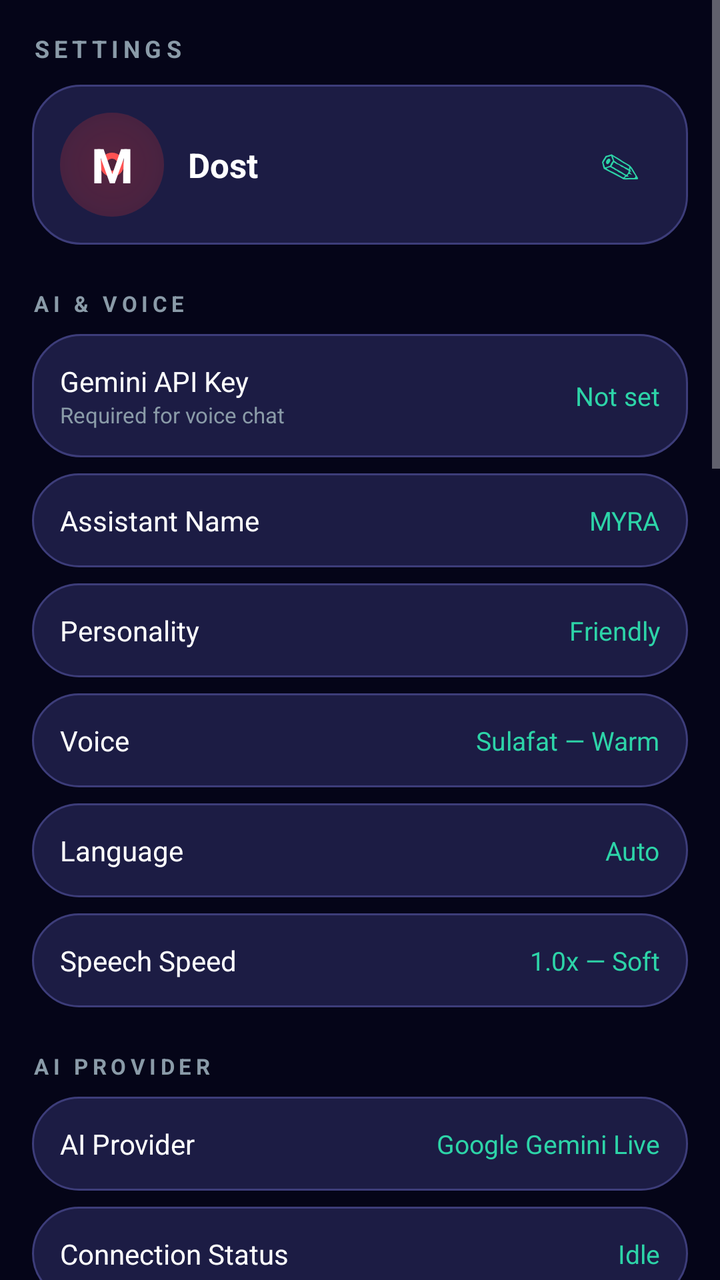
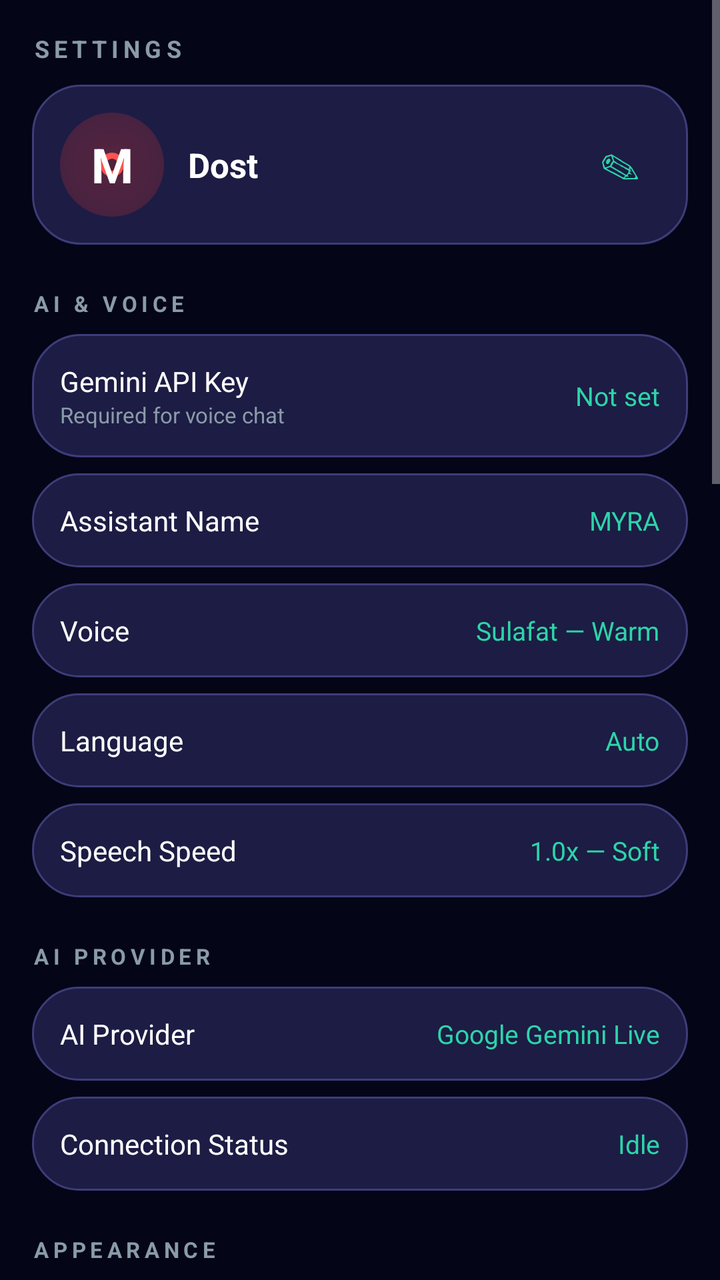

Before-and-after screenshots of an Android layout around one commit, followed by the original layout XML and the change that was made.
<!-- AndroidManifest.xml: application theme Theme.MYRA -->
<!-- res/layout/fragment_settings.xml -->
<?xml version="1.0" encoding="utf-8"?>
<ScrollView xmlns:android="http://schemas.android.com/apk/res/android"
    android:layout_width="match_parent"
    android:layout_height="match_parent">

    <LinearLayout
        android:layout_width="match_parent"
        android:layout_height="wrap_content"
        android:orientation="vertical"
        android:padding="16dp">

        <TextView
            android:layout_width="wrap_content"
            android:layout_height="wrap_content"
            android:letterSpacing="0.2"
            android:text="SETTINGS"
            android:textColor="@color/lia_muted"
            android:textSize="12sp"
            android:textStyle="bold" />

        
        <LinearLayout
            android:layout_width="match_parent"
            android:layout_height="wrap_content"
            android:layout_marginTop="10dp"
            android:background="@drawable/bg_pill"
            android:gravity="center_vertical"
            android:orientation="horizontal"
            android:padding="14dp">

            <TextView
                android:id="@+id/profileAvatar"
                android:layout_width="52dp"
                android:layout_height="52dp"
                android:background="@drawable/bg_power_ring"
                android:gravity="center"
                android:text="M"
                android:textColor="#FFFFFF"
                android:textSize="24sp"
                android:textStyle="bold" />

            <LinearLayout
                android:layout_width="0dp"
                android:layout_height="wrap_content"
                android:layout_marginStart="12dp"
                android:layout_weight="1"
                android:orientation="vertical">

                <TextView
                    android:id="@+id/profileName"
                    android:layout_width="wrap_content"
                    android:layout_height="wrap_content"
                    android:text="Dost"
                    android:textColor="#FFFFFF"
                    android:textSize="17sp"
                    android:textStyle="bold" />
            </LinearLayout>

            <TextView
                android:id="@+id/profileEditBtn"
                android:layout_width="wrap_content"
                android:layout_height="wrap_content"
                android:clickable="true"
                android:focusable="true"
                android:padding="10dp"
                android:text="✎"
                android:textColor="@color/lia_accent"
                android:textSize="20sp" />
        </LinearLayout>

        
        <TextView
            android:layout_width="wrap_content"
            android:layout_height="wrap_content"
            android:layout_marginTop="22dp"
            android:letterSpacing="0.2"
            android:text="AI &amp; VOICE"
            android:textColor="@color/lia_muted"
            android:textSize="11sp"
            android:textStyle="bold" />

        <LinearLayout
            android:id="@+id/rowApiKey"
            android:layout_width="match_parent"
            android:layout_height="wrap_content"
            android:layout_marginTop="8dp"
            android:background="@drawable/bg_pill"
            android:clickable="true"
            android:focusable="true"
            android:gravity="center_vertical"
            android:orientation="horizontal"
            android:padding="14dp">

            <LinearLayout
                android:layout_width="0dp"
                android:layout_height="wrap_content"
                android:layout_weight="1"
                android:orientation="vertical">

                <TextView
                    android:layout_width="wrap_content"
                    android:layout_height="wrap_content"
                    android:text="Gemini API Key"
                    android:textColor="#FFFFFF"
                    android:textSize="14sp" />

                <TextView
                    android:layout_width="wrap_content"
                    android:layout_height="wrap_content"
                    android:text="Required for voice chat"
                    android:textColor="@color/lia_muted"
                    android:textSize="11sp" />
            </LinearLayout>

            <TextView
                android:id="@+id/rowApiKeyValue"
                android:layout_width="wrap_content"
                android:layout_height="wrap_content"
                android:text="Not set"
                android:textColor="@color/lia_accent"
                android:textSize="13sp" />
        </LinearLayout>

        <LinearLayout
            android:id="@+id/rowAssistantName"
            android:layout_width="match_parent"
            android:layout_height="wrap_content"
            android:layout_marginTop="8dp"
            android:background="@drawable/bg_pill"
            android:clickable="true"
            android:focusable="true"
            android:gravity="center_vertical"
            android:orientation="horizontal"
            android:padding="14dp">

            <TextView
                android:layout_width="0dp"
                android:layout_height="wrap_content"
                android:layout_weight="1"
                android:text="Assistant Name"
                android:textColor="#FFFFFF"
                android:textSize="14sp" />

            <TextView
                android:id="@+id/rowAssistantNameValue"
                android:layout_width="wrap_content"
                android:layout_height="wrap_content"
                android:text="MYRA"
                android:textColor="@color/lia_accent"
                android:textSize="13sp" />
        </LinearLayout>

        <LinearLayout
            android:id="@+id/rowPersonality"
            android:layout_width="match_parent"
            android:layout_height="wrap_content"
            android:layout_marginTop="8dp"
            android:background="@drawable/bg_pill"
            android:clickable="true"
            android:focusable="true"
            android:gravity="center_vertical"
            android:orientation="horizontal"
            android:padding="14dp">

            <TextView
                android:layout_width="0dp"
                android:layout_height="wrap_content"
                android:layout_weight="1"
                android:text="Personality"
                android:textColor="#FFFFFF"
                android:textSize="14sp" />

            <TextView
                android:id="@+id/rowPersonalityValue"
                android:layout_width="wrap_content"
                android:layout_height="wrap_content"
                android:text="Friendly"
                android:textColor="@color/lia_accent"
                android:textSize="13sp" />
        </LinearLayout>

        <LinearLayout
            android:id="@+id/rowVoice"
            android:layout_width="match_parent"
            android:layout_height="wrap_content"
            android:layout_marginTop="8dp"
            android:background="@drawable/bg_pill"
            android:clickable="true"
            android:focusable="true"
            android:gravity="center_vertical"
            android:orientation="horizontal"
            android:padding="14dp">

            <TextView
                android:layout_width="0dp"
                android:layout_height="wrap_content"
                android:layout_weight="1"
                android:text="Voice"
                android:textColor="#FFFFFF"
                android:textSize="14sp" />

            <TextView
                android:id="@+id/rowVoiceValue"
                android:layout_width="wrap_content"
                android:layout_height="wrap_content"
                android:text="Sulafat — Warm"
                android:textColor="@color/lia_accent"
                android:textSize="13sp" />
        </LinearLayout>

        <LinearLayout
            android:id="@+id/rowLanguage"
            android:layout_width="match_parent"
            android:layout_height="wrap_content"
            android:layout_marginTop="8dp"
            android:background="@drawable/bg_pill"
            android:clickable="true"
            android:focusable="true"
            android:gravity="center_vertical"
            android:orientation="horizontal"
            android:padding="14dp">

            <TextView
                android:layout_width="0dp"
                android:layout_height="wrap_content"
                android:layout_weight="1"
                android:text="Language"
                android:textColor="#FFFFFF"
                android:textSize="14sp" />

            <TextView
                android:id="@+id/rowLanguageValue"
                android:layout_width="wrap_content"
                android:layout_height="wrap_content"
                android:text="Auto"
                android:textColor="@color/lia_accent"
                android:textSize="13sp" />
        </LinearLayout>

        <LinearLayout
            android:id="@+id/rowSpeechSpeed"
            android:layout_width="match_parent"
            android:layout_height="wrap_content"
            android:layout_marginTop="8dp"
            android:background="@drawable/bg_pill"
            android:clickable="true"
            android:focusable="true"
            android:gravity="center_vertical"
            android:orientation="horizontal"
            android:padding="14dp">

            <TextView
                android:layout_width="0dp"
                android:layout_height="wrap_content"
                android:layout_weight="1"
                android:text="Speech Speed"
                android:textColor="#FFFFFF"
                android:textSize="14sp" />

            <TextView
                android:id="@+id/rowSpeechSpeedValue"
                android:layout_width="wrap_content"
                android:layout_height="wrap_content"
                android:text="1.0x — Soft"
                android:textColor="@color/lia_accent"
                android:textSize="13sp" />
        </LinearLayout>

        
        <TextView
            android:layout_width="wrap_content"
            android:layout_height="wrap_content"
            android:layout_marginTop="22dp"
            android:letterSpacing="0.2"
            android:text="AI PROVIDER"
            android:textColor="@color/lia_muted"
            android:textSize="11sp"
            android:textStyle="bold" />

        <LinearLayout
            android:layout_width="match_parent"
            android:layout_height="wrap_content"
            android:layout_marginTop="8dp"
            android:background="@drawable/bg_pill"
            android:gravity="center_vertical"
            android:orientation="horizontal"
            android:padding="14dp">

            <TextView
                android:layout_width="0dp"
                android:layout_height="wrap_content"
                android:layout_weight="1"
                android:text="AI Provider"
                android:textColor="#FFFFFF"
                android:textSize="14sp" />

            <TextView
                android:layout_width="wrap_content"
                android:layout_height="wrap_content"
                android:text="Google Gemini Live"
                android:textColor="@color/lia_accent"
                android:textSize="13sp" />
        </LinearLayout>

        <LinearLayout
            android:layout_width="match_parent"
            android:layout_height="wrap_content"
            android:layout_marginTop="8dp"
            android:background="@drawable/bg_pill"
            android:gravity="center_vertical"
            android:orientation="horizontal"
            android:padding="14dp">

            <TextView
                android:layout_width="0dp"
                android:layout_height="wrap_content"
                android:layout_weight="1"
                android:text="Connection Status"
                android:textColor="#FFFFFF"
                android:textSize="14sp" />

            <TextView
                android:id="@+id/rowConnStatusValue"
                android:layout_width="wrap_content"
                android:layout_height="wrap_content"
                android:text="Idle"
                android:textColor="@color/lia_accent"
                android:textSize="13sp" />
        </LinearLayout>

        
        <TextView
            android:layout_width="wrap_content"
            android:layout_height="wrap_content"
            android:layout_marginTop="22dp"
            android:letterSpacing="0.2"
            android:text="APPEARANCE"
            android:textColor="@color/lia_muted"
            android:textSize="11sp"
            android:textStyle="bold" />

        <LinearLayout
            android:layout_width="match_parent"
            android:layout_height="wrap_content"
            android:layout_marginTop="8dp"
            android:background="@drawable/bg_pill"
            android:gravity="center_vertical"
            android:orientation="horizontal"
            android:padding="14dp">

            <LinearLayout
                android:layout_width="0dp"
                android:layout_height="wrap_content"
                android:layout_weight="1"
                android:orientation="vertical">

                <TextView
                    android:layout_width="wrap_content"
                    android:layout_height="wrap_content"
                    android:text="Reduced Motion"
                    android:textColor="#FFFFFF"
                    android:textSize="14sp" />

                <TextView
                    android:layout_width="wrap_content"
                    android:layout_height="wrap_content"
                    android:text="Minimizes ambient animations"
                    android:textColor="@color/lia_muted"
                    android:textSize="11sp" />
            </LinearLayout>

            <Switch
                android:id="@+id/switchReducedMotion"
                android:layout_width="wrap_content"
                android:layout_height="wrap_content" />
        </LinearLayout>

        
        <TextView
            android:layout_width="wrap_content"
            android:layout_height="wrap_content"
            android:layout_marginTop="22dp"
            android:letterSpacing="0.2"
            android:text="CONVERSATION &amp; MEMORY"
            android:textColor="@color/lia_muted"
            android:textSize="11sp"
            android:textStyle="bold" />

        <LinearLayout
            android:layout_width="match_parent"
            android:layout_height="wrap_content"
            android:layout_marginTop="8dp"
            android:background="@drawable/bg_pill"
            android:gravity="center_vertical"
            android:orientation="horizontal"
            android:padding="14dp">

            <LinearLayout
                android:layout_width="0dp"
                android:layout_height="wrap_content"
                android:layout_weight="1"
                android:orientation="vertical">

                <TextView
                    android:layout_width="wrap_content"
                    android:layout_height="wrap_content"
                    android:text="Memory"
                    android:textColor="#FFFFFF"
                    android:textSize="14sp" />

                <TextView
                    android:layout_width="wrap_content"
                    android:layout_height="wrap_content"
                    android:text="Remembers conversation recap across sessions"
                    android:textColor="@color/lia_muted"
                    android:textSize="11sp" />
            </LinearLayout>

            <Switch
                android:id="@+id/switchMemory"
                android:layout_width="wrap_content"
                android:layout_height="wrap_content" />
        </LinearLayout>

        <LinearLayout
            android:layout_width="match_parent"
            android:layout_height="wrap_content"
            android:layout_marginTop="8dp"
            android:background="@drawable/bg_pill"
            android:gravity="center_vertical"
            android:orientation="horizontal"
            android:padding="14dp">

            <TextView
                android:layout_width="0dp"
                android:layout_height="wrap_content"
                android:layout_weight="1"
                android:text="Conversation History"
                android:textColor="#FFFFFF"
                android:textSize="14sp" />

            <TextView
                android:id="@+id/rowConvHistoryValue"
                android:layout_width="wrap_content"
                android:layout_height="wrap_content"
                android:text="0 messages"
                android:textColor="@color/lia_accent"
                android:textSize="13sp" />
        </LinearLayout>

        <LinearLayout
            android:id="@+id/rowClearHistory"
            android:layout_width="match_parent"
            android:layout_height="wrap_content"
            android:layout_marginTop="8dp"
            android:background="@drawable/bg_pill"
            android:clickable="true"
            android:focusable="true"
            android:gravity="center_vertical"
            android:orientation="horizontal"
            android:padding="14dp">

            <TextView
                android:layout_width="0dp"
                android:layout_height="wrap_content"
                android:layout_weight="1"
                android:text="Clear Conversation History"
                android:textColor="#FF8A80"
                android:textSize="14sp" />
        </LinearLayout>

        
        <TextView
            android:layout_width="wrap_content"
            android:layout_height="wrap_content"
            android:layout_marginTop="22dp"
            android:letterSpacing="0.2"
            android:text="AUTOMATION &amp; PERMISSIONS"
            android:textColor="@color/lia_muted"
            android:textSize="11sp"
            android:textStyle="bold" />

        <LinearLayout
            android:id="@+id/rowQuickActions"
            android:layout_width="match_parent"
            android:layout_height="wrap_content"
            android:layout_marginTop="8dp"
            android:background="@drawable/bg_pill"
            android:clickable="true"
            android:focusable="true"
            android:gravity="center_vertical"
            android:orientation="horizontal"
            android:padding="14dp">

            <LinearLayout
                android:layout_width="0dp"
                android:layout_height="wrap_content"
                android:layout_weight="1"
                android:orientation="vertical">

                <TextView
                    android:layout_width="wrap_content"
                    android:layout_height="wrap_content"
                    android:text="Quick Actions"
                    android:textColor="#FFFFFF"
                    android:textSize="14sp" />

                <TextView
                    android:layout_width="wrap_content"
                    android:layout_height="wrap_content"
                    android:text="Configure automated tools"
                    android:textColor="@color/lia_muted"
                    android:textSize="11sp" />
            </LinearLayout>

            <TextView
                android:layout_width="wrap_content"
                android:layout_height="wrap_content"
                android:text="›"
                android:textColor="@color/lia_muted"
                android:textSize="22sp" />
        </LinearLayout>

        <LinearLayout
            android:layout_width="match_parent"
            android:layout_height="wrap_content"
            android:layout_marginTop="8dp"
            android:background="@drawable/bg_pill"
            android:gravity="center_vertical"
            android:orientation="horizontal"
            android:padding="14dp">

            <TextView
                android:layout_width="0dp"
                android:layout_height="wrap_content"
                android:layout_weight="1"
                android:text="Floating Orb"
                android:textColor="#FFFFFF"
                android:textSize="14sp" />

            <Switch
                android:id="@+id/switchFloatingOrb"
                android:layout_width="wrap_content"
                android:layout_height="wrap_content" />
        </LinearLayout>

        <LinearLayout
            android:id="@+id/rowCallRole"
            android:layout_width="match_parent"
            android:layout_height="wrap_content"
            android:layout_marginTop="8dp"
            android:background="@drawable/bg_pill"
            android:clickable="true"
            android:focusable="true"
            android:gravity="center_vertical"
            android:orientation="horizontal"
            android:padding="14dp">

            <TextView
                android:layout_width="0dp"
                android:layout_height="wrap_content"
                android:layout_weight="1"
                android:text="Call Screening Role"
                android:textColor="#FFFFFF"
                android:textSize="14sp" />

            <TextView
                android:layout_width="wrap_content"
                android:layout_height="wrap_content"
                android:text="›"
                android:textColor="@color/lia_muted"
                android:textSize="22sp" />
        </LinearLayout>

        <LinearLayout
            android:id="@+id/rowAppPermissions"
            android:layout_width="match_parent"
            android:layout_height="wrap_content"
            android:layout_marginTop="8dp"
            android:background="@drawable/bg_pill"
            android:clickable="true"
            android:focusable="true"
            android:gravity="center_vertical"
            android:orientation="horizontal"
            android:padding="14dp">

            <TextView
                android:layout_width="0dp"
                android:layout_height="wrap_content"
                android:layout_weight="1"
                android:text="App Permissions"
                android:textColor="#FFFFFF"
                android:textSize="14sp" />

            <TextView
                android:layout_width="wrap_content"
                android:layout_height="wrap_content"
                android:text="›"
                android:textColor="@color/lia_muted"
                android:textSize="22sp" />
        </LinearLayout>

        <LinearLayout
            android:id="@+id/rowA11yStatus"
            android:layout_width="match_parent"
            android:layout_height="wrap_content"
            android:layout_marginTop="8dp"
            android:background="@drawable/bg_pill"
            android:clickable="true"
            android:focusable="true"
            android:gravity="center_vertical"
            android:orientation="horizontal"
            android:padding="14dp">

            <LinearLayout
                android:layout_width="0dp"
                android:layout_height="wrap_content"
                android:layout_weight="1"
                android:orientation="vertical">

                <TextView
                    android:layout_width="wrap_content"
                    android:layout_height="wrap_content"
                    android:text="Accessibility Status"
                    android:textColor="#FFFFFF"
                    android:textSize="14sp" />

                <TextView
                    android:layout_width="wrap_content"
                    android:layout_height="wrap_content"
                    android:text="Enables tap, type, scroll automation"
                    android:textColor="@color/lia_muted"
                    android:textSize="11sp" />
            </LinearLayout>

            <TextView
                android:id="@+id/rowA11yStatusValue"
                android:layout_width="wrap_content"
                android:layout_height="wrap_content"
                android:text="OFF ✗"
                android:textColor="#FF8A80"
                android:textSize="13sp" />
        </LinearLayout>

        
        <TextView
            android:layout_width="wrap_content"
            android:layout_height="wrap_content"
            android:layout_marginTop="22dp"
            android:letterSpacing="0.2"
            android:text="PC CONNECTION"
            android:textColor="@color/lia_muted"
            android:textSize="11sp"
            android:textStyle="bold" />

        <LinearLayout
            android:layout_width="match_parent"
            android:layout_height="wrap_content"
            android:layout_marginTop="8dp"
            android:background="@drawable/bg_pill"
            android:gravity="center_vertical"
            android:orientation="horizontal"
            android:padding="14dp">

            <LinearLayout
                android:layout_width="0dp"
                android:layout_height="wrap_content"
                android:layout_weight="1"
                android:orientation="vertical">

                <TextView
                    android:layout_width="wrap_content"
                    android:layout_height="wrap_content"
                    android:text="PC Link"
                    android:textColor="#FFFFFF"
                    android:textSize="14sp" />

                <TextView
                    android:layout_width="wrap_content"
                    android:layout_height="wrap_content"
                    android:text="Control MYRA from your computer's browser"
                    android:textColor="@color/lia_muted"
                    android:textSize="11sp" />
            </LinearLayout>

            <Switch
                android:id="@+id/switchPc"
                android:layout_width="wrap_content"
                android:layout_height="wrap_content" />
        </LinearLayout>

        <LinearLayout
            android:layout_width="match_parent"
            android:layout_height="wrap_content"
            android:layout_marginTop="8dp"
            android:background="@drawable/bg_pill"
            android:gravity="center_vertical"
            android:orientation="horizontal"
            android:padding="14dp">

            <TextView
                android:layout_width="0dp"
                android:layout_height="wrap_content"
                android:layout_weight="1"
                android:text="PC Address"
                android:textColor="#FFFFFF"
                android:textSize="14sp" />

            <TextView
                android:id="@+id/rowPcUrlValue"
                android:layout_width="wrap_content"
                android:layout_height="wrap_content"
                android:text="Off"
                android:textColor="@color/lia_accent"
                android:textSize="12sp" />
        </LinearLayout>

        
        <TextView
            android:layout_width="wrap_content"
            android:layout_height="wrap_content"
            android:layout_marginTop="22dp"
            android:letterSpacing="0.2"
            android:text="PRIVACY &amp; SECURITY"
            android:textColor="@color/lia_muted"
            android:textSize="11sp"
            android:textStyle="bold" />

        <LinearLayout
            android:id="@+id/rowPrivacy"
            android:layout_width="match_parent"
            android:layout_height="wrap_content"
            android:layout_marginTop="8dp"
            android:background="@drawable/bg_pill"
            android:clickable="true"
            android:focusable="true"
            android:gravity="center_vertical"
            android:orientation="horizontal"
            android:padding="14dp">

            <TextView
                android:layout_width="0dp"
                android:layout_height="wrap_content"
                android:layout_weight="1"
                android:text="Privacy &amp; Data Controls"
                android:textColor="#FFFFFF"
                android:textSize="14sp" />

            <TextView
                android:layout_width="wrap_content"
                android:layout_height="wrap_content"
                android:text="›"
                android:textColor="@color/lia_muted"
                android:textSize="22sp" />
        </LinearLayout>

        
        <TextView
            android:layout_width="wrap_content"
            android:layout_height="wrap_content"
            android:layout_marginTop="22dp"
            android:letterSpacing="0.2"
            android:text="ABOUT &amp; DIAGNOSTICS"
            android:textColor="@color/lia_muted"
            android:textSize="11sp"
            android:textStyle="bold" />

        <LinearLayout
            android:id="@+id/rowAbout"
            android:layout_width="match_parent"
            android:layout_height="wrap_content"
            android:layout_marginTop="8dp"
            android:layout_marginBottom="24dp"
            android:background="@drawable/bg_pill"
            android:clickable="true"
            android:focusable="true"
            android:gravity="center_vertical"
            android:orientation="horizontal"
            android:padding="14dp">

            <TextView
                android:layout_width="0dp"
                android:layout_height="wrap_content"
                android:layout_weight="1"
                android:text="About MYRA"
                android:textColor="#FFFFFF"
                android:textSize="14sp" />

            <TextView
                android:layout_width="wrap_content"
                android:layout_height="wrap_content"
                android:text="›"
                android:textColor="@color/lia_muted"
                android:textSize="22sp" />
        </LinearLayout>

    </LinearLayout>

</ScrollView>
<!-- resources referenced by this layout -->
<resources>
  <color name="lia_accent">#2DD4A8</color>
  <color name="lia_muted">#8A9BA8</color>
  <!-- drawable bg_pill (drawable) -->
  <?xml version="1.0" encoding="utf-8"?>
  <shape xmlns:android="http://schemas.android.com/apk/res/android"
      android:shape="rectangle">
      <corners android:radius="24dp" />
      <solid android:color="#1C1C44" />
      <stroke
          android:width="1dp"
          android:color="#3D3D7A" />
  </shape>
  <!-- drawable bg_power_ring (drawable) -->
  <?xml version="1.0" encoding="utf-8"?>
  <layer-list xmlns:android="http://schemas.android.com/apk/res/android">
  
      <item>
          <shape android:shape="oval">
              <gradient
                  android:type="radial"
                  android:gradientRadius="105dp"
                  android:startColor="#40FF3B30"
                  android:endColor="#00FF3B30" />
          </shape>
      </item>
  
      <item
          android:left="20dp"
          android:top="20dp"
          android:right="20dp"
          android:bottom="20dp">
          <shape android:shape="oval">
              <solid android:color="#12160B0B" />
              <stroke
                  android:width="3dp"
                  android:color="#FF5252" />
          </shape>
      </item>
  
      <item
          android:left="38dp"
          android:top="38dp"
          android:right="38dp"
          android:bottom="38dp">
          <shape android:shape="oval">
              <solid android:color="#0A0A0A" />
          </shape>
      </item>
  
  </layer-list>
  <style name="Theme.MYRA" parent="Theme.AppCompat.NoActionBar">
          <item name="colorPrimary">#7C4DFF</item>
          <item name="colorPrimaryDark">#050518</item>
          <item name="colorAccent">#03DAC5</item>
          <item name="android:statusBarColor">#050518</item>
          <item name="android:windowLightStatusBar">false</item>
          <item name="android:navigationBarColor">#0D0D2B</item>
          <item name="android:windowBackground">#050518</item>
      </style>
</resources>

<!-- the commit's change to res/layout/fragment_settings.xml (unified diff, before → after) -->
@@ -151,35 +151,6 @@
         </LinearLayout>
 
         <LinearLayout
-            android:id="@+id/rowPersonality"
-            android:layout_width="match_parent"
-            android:layout_height="wrap_content"
-            android:layout_marginTop="8dp"
-            android:background="@drawable/bg_pill"
-            android:clickable="true"
-            android:focusable="true"
-            android:gravity="center_vertical"
-            android:orientation="horizontal"
-            android:padding="14dp">
-
-            <TextView
-                android:layout_width="0dp"
-                android:layout_height="wrap_content"
-                android:layout_weight="1"
-                android:text="Personality"
-                android:textColor="#FFFFFF"
-                android:textSize="14sp" />
-
-            <TextView
-                android:id="@+id/rowPersonalityValue"
-                android:layout_width="wrap_content"
-                android:layout_height="wrap_content"
-                android:text="Friendly"
-                android:textColor="@color/lia_accent"
-                android:textSize="13sp" />
-        </LinearLayout>
-
-        <LinearLayout
             android:id="@+id/rowVoice"
             android:layout_width="match_parent"
             android:layout_height="wrap_content"
